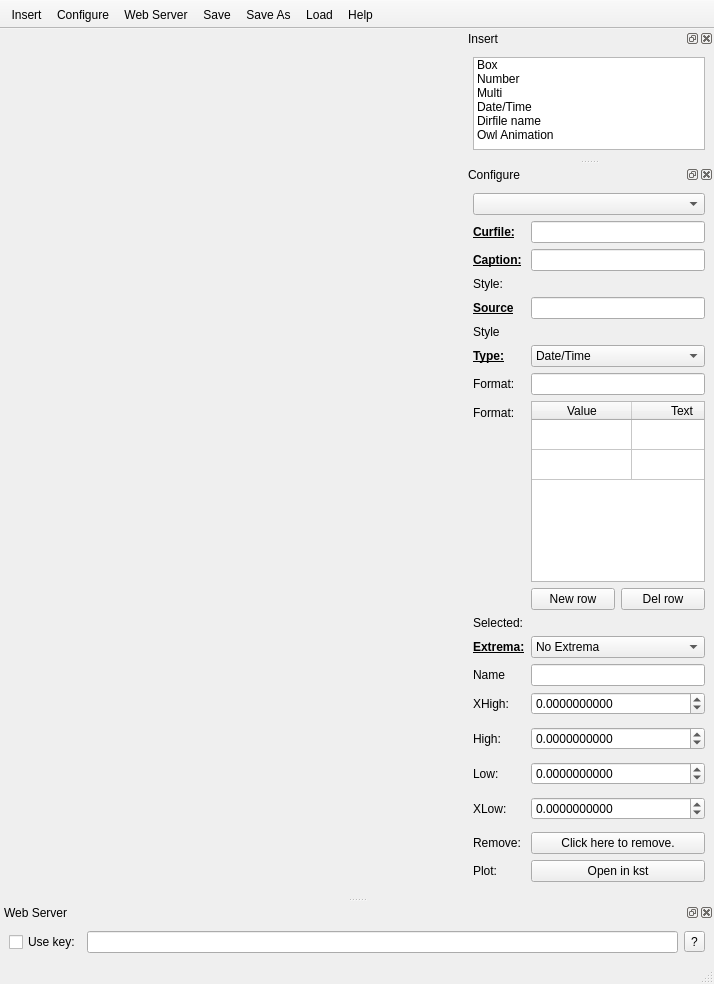
Before: the Qt Designer form owl/PMainWindow.ui in BlastTNG/flight, drawn with Qt 5.
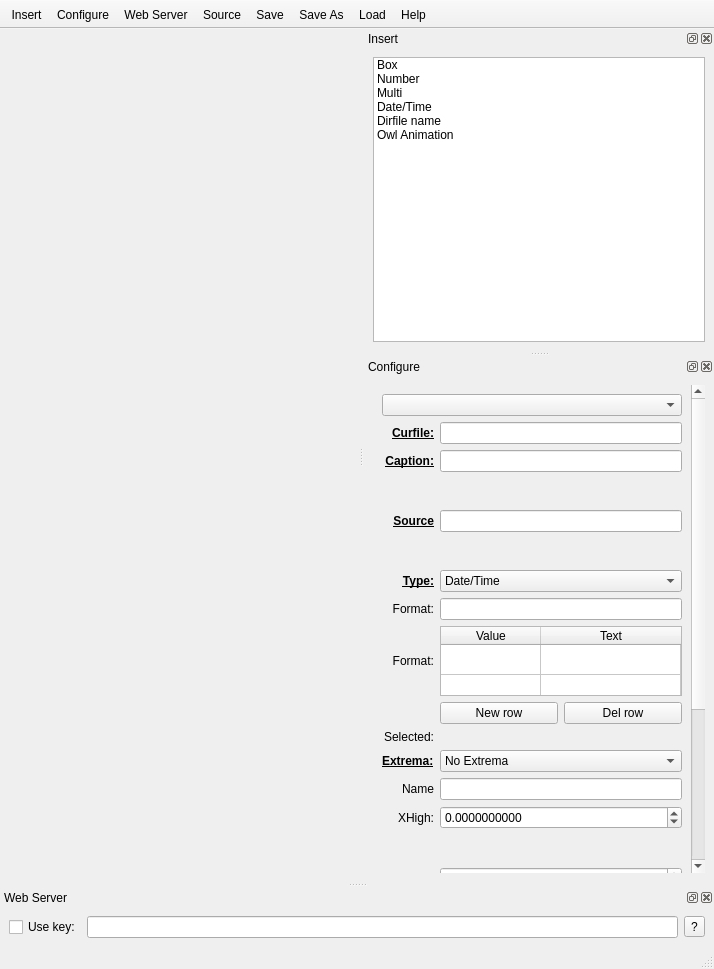
After: the same form once the commit is applied. Custom widgets are drawn as their Qt base class.

Commit message: Format changes - scroll bar on configure.

What changed in the file:
```diff
--- a/owl/PMainWindow.ui
+++ b/owl/PMainWindow.ui
@@ -73,18 +73,6 @@
    </widget>
   </widget>
   <widget class="QDockWidget" name="dockConfigure">
-   <property name="minimumSize">
-    <size>
-     <width>250</width>
-     <height>732</height>
-    </size>
-   </property>
-   <property name="maximumSize">
-    <size>
-     <width>250</width>
-     <height>524287</height>
-    </size>
-   </property>
    <property name="windowTitle">
     <string>Configure</string>
    </property>
@@ -92,10 +80,28 @@
     <number>2</number>
    </attribute>
    <widget class="QWidget" name="dockWidgetContents_2">
-    <layout class="QFormLayout" name="formLayout">
-     <property name="fieldGrowthPolicy">
-      <enum>QFormLayout::ExpandingFieldsGrow</enum>
-     </property>
+    <layout class="QVBoxLayout" name="verticalLayout_2">
+     <item>
+      <widget class="QScrollArea" name="scrollArea">
+       <property name="frameShape">
+        <enum>QFrame::NoFrame</enum>
+       </property>
+       <property name="frameShadow">
+        <enum>QFrame::Plain</enum>
+       </property>
+       <property name="widgetResizable">
+        <bool>true</bool>
+       </property>
+       <widget class="QWidget" name="scrollAreaWidgetContents_4">
+        <property name="geometry">
+         <rect>
+          <x>0</x>
+          <y>0</y>
+          <width>242</width>
+          <height>702</height>
+         </rect>
+        </property>
+        <layout class="QGridLayout" name="gridLayout_2">
      <item row="0" column="0" colspan="2">
       <widget class="QComboBox" name="comboBox"/>
      </item>
@@ -111,6 +117,9 @@
        <property name="text">
         <string>Curfile:</string>
        </property>
+           <property name="alignment">
+            <set>Qt::AlignRight|Qt::AlignTrailing|Qt::AlignVCenter</set>
+           </property>
       </widget>
      </item>
      <item row="1" column="1">
@@ -128,29 +137,15 @@
        <property name="text">
         <string>Caption:</string>
        </property>
+           <property name="alignment">
+            <set>Qt::AlignRight|Qt::AlignTrailing|Qt::AlignVCenter</set>
+           </property>
       </widget>
      </item>
      <item row="2" column="1">
       <widget class="QLineEdit" name="lineEditCaption"/>
      </item>
      <item row="4" column="0">
-      <widget class="QLabel" name="labelColour">
-       <property name="text">
-        <string>Style:</string>
-       </property>
-      </widget>
-     </item>
-     <item row="4" column="1">
-      <widget class="PStyleChooser" name="pstyleCaption" native="true">
-       <property name="sizePolicy">
-        <sizepolicy hsizetype="Expanding" vsizetype="Preferred">
-         <horstretch>0</horstretch>
-         <verstretch>0</verstretch>
-        </sizepolicy>
-       </property>
-      </widget>
-     </item>
-     <item row="7" column="0">
       <widget class="QLabel" name="labelSource">
        <property name="font">
         <font>
@@ -162,29 +157,15 @@
        <property name="text">
         <string>Source</string>
        </property>
-      </widget>
-     </item>
-     <item row="7" column="1">
+           <property name="alignment">
+            <set>Qt::AlignRight|Qt::AlignTrailing|Qt::AlignVCenter</set>
+           </property>
+          </widget>
+         </item>
+         <item row="4" column="1">
       <widget class="QLineEdit" name="lineEditSource"/>
      </item>
-     <item row="8" column="0">
-      <widget class="QLabel" name="label_colour2">
-       <property name="text">
-        <string>Style</string>
-       </property>
-      </widget>
-     </item>
-     <item row="8" column="1">
-      <widget class="PStyleChooser" name="pstyleData" native="true">
-       <property name="sizePolicy">
-        <sizepolicy hsizetype="Expanding" vsizetype="Preferred">
-         <horstretch>0</horstretch>
-         <verstretch>0</verstretch>
-        </sizepolicy>
-       </property>
-      </widget>
-     </item>
-     <item row="9" column="0">
+         <item row="6" column="0">
       <widget class="QLabel" name="labelType">
        <property name="font">
         <font>
@@ -196,9 +177,12 @@
        <property name="text">
         <string>Type:</string>
        </property>
-      </widget>
-     </item>
-     <item row="9" column="1">
+           <property name="alignment">
+            <set>Qt::AlignRight|Qt::AlignTrailing|Qt::AlignVCenter</set>
+           </property>
+          </widget>
+         </item>
+         <item row="6" column="1">
       <widget class="QComboBox" name="comboBoxType">
        <property name="sizePolicy">
         <sizepolicy hsizetype="Expanding" vsizetype="Fixed">
@@ -223,24 +207,30 @@
        </item>
       </widget>
      </item>
-     <item row="10" column="0">
+         <item row="7" column="0">
       <widget class="QLabel" name="labelFormat_num">
        <property name="text">
         <string>Format:</string>
        </property>
-      </widget>
-     </item>
-     <item row="10" column="1">
+           <property name="alignment">
+            <set>Qt::AlignRight|Qt::AlignTrailing|Qt::AlignVCenter</set>
+           </property>
+          </widget>
+         </item>
+         <item row="7" column="1">
       <widget class="QLineEdit" name="lineEditFormat"/>
      </item>
-     <item row="12" column="0">
+         <item row="8" column="0">
       <widget class="QLabel" name="labelFormat_multi">
        <property name="text">
         <string>Format:</string>
        </property>
-      </widget>
-     </item>
-     <item row="12" column="1">
+           <property name="alignment">
+            <set>Qt::AlignRight|Qt::AlignTrailing|Qt::AlignVCenter</set>
+           </property>
+          </widget>
+         </item>
+         <item row="8" column="1">
       <widget class="QTableWidget" name="tableWidgetFormat">
        <property name="verticalScrollBarPolicy">
         <enum>Qt::ScrollBarAlwaysOff</enum>
@@ -279,7 +269,7 @@
        </column>
       </widget>
      </item>
-     <item row="13" column="1">
+         <item row="9" column="1">
       <layout class="QHBoxLayout" name="horizontalLayout_2">
        <item>
         <widget class="QPushButton" name="pushButtonAddFormat">
@@ -309,14 +299,17 @@
        </item>
       </layout>
      </item>
-     <item row="14" column="0">
+         <item row="10" column="0">
       <widget class="QLabel" name="labelCurRow">
        <property name="text">
         <string>Selected:</string>
        </property>
-      </widget>
-     </item>
-     <item row="14" column="1">
+           <property name="alignment">
+            <set>Qt::AlignRight|Qt::AlignTrailing|Qt::AlignVCenter</set>
+           </property>
+          </widget>
+         </item>
+         <item row="10" column="1">
       <widget class="PStyleChooser" name="pstyleSelected" native="true">
        <property name="sizePolicy">
         <sizepolicy hsizetype="Expanding" vsizetype="Preferred">
@@ -326,7 +319,7 @@
        </property>
       </widget>
      </item>
-     <item row="15" column="0">
+         <item row="11" column="0">
       <widget class="QLabel" name="labelExtrema">
        <property name="font">
         <font>
@@ -340,7 +333,7 @@
        </property>
       </widget>
      </item>
-     <item row="15" column="1">
+         <item row="11" column="1">
       <widget class="QComboBox" name="comboBoxExtrema">
        <property name="sizePolicy">
         <sizepolicy hsizetype="Expanding" vsizetype="Fixed">
@@ -360,24 +353,30 @@
        </item>
       </widget>
      </item>
-     <item row="16" column="0">
+         <item row="12" column="0">
       <widget class="QLabel" name="labelName">
        <property name="text">
         <string>Name</string>
        </property>
-      </widget>
-     </item>
-     <item row="16" column="1">
+           <property name="alignment">
+            <set>Qt::AlignRight|Qt::AlignTrailing|Qt::AlignVCenter</set>
+           </property>
+          </widget>
+         </item>
+         <item row="12" column="1">
       <widget class="QLineEdit" name="lineEditExtremaName"/>
      </item>
-     <item row="17" column="0">
+         <item row="13" column="0">
       <widget class="QLabel" name="labelXHigh">
        <property name="text">
         <string>XHigh:</string>
        </property>
-      </widget>
-     </item>
-     <item row="17" column="1">
+           <property name="alignment">
+            <set>Qt::AlignRight|Qt::AlignTrailing|Qt::AlignVCenter</set>
+           </property>
+          </widget>
+         </item>
+         <item row="13" column="1">
       <layout class="QHBoxLayout" name="horizontalLayout_4">
        <item>
         <widget class="QDoubleSpinBox" name="doubleSpinBoxXHigh">
@@ -400,24 +399,17 @@
        </item>
       </layout>
      </item>
-     <item row="18" column="1">
-      <widget class="PStyleChooser" name="pstyleXHigh" native="true">
-       <property name="sizePolicy">
-        <sizepolicy hsizetype="Expanding" vsizetype="Preferred">
-         <horstretch>0</horstretch>
-         <verstretch>0</verstretch>
-        </sizepolicy>
-       </property>
-      </widget>
-     </item>
-     <item row="19" column="0">
+         <item row="15" column="0">
       <widget class="QLabel" name="labelHigh">
        <property name="text">
         <string>High:</string>
        </property>
-      </widget>
-     </item>
-     <item row="19" column="1">
+           <property name="alignment">
+            <set>Qt::AlignRight|Qt::AlignTrailing|Qt::AlignVCenter</set>
+           </property>
+          </widget>
+         </item>
+         <item row="15" column="1">
       <widget class="QDoubleSpinBox" name="doubleSpinBoxHigh">
        <property name="sizePolicy">
         <sizepolicy hsizetype="Expanding" vsizetype="Fixed">
@@ -436,24 +428,17 @@
        </property>
       </widget>
      </item>
-     <item row="20" column="1">
-      <widget class="PStyleChooser" name="pstyleHigh" native="true">
-       <property name="sizePolicy">
-        <sizepolicy hsizetype="Expanding" vsizetype="Preferred">
-         <horstretch>0</horstretch>
-         <verstretch>0</verstretch>
-        </sizepolicy>
-       </property>
-      </widget>
-     </item>
-     <item row="21" column="0">
+         <item row="17" column="0">
       <widget class="QLabel" name="labelLow">
        <property name="text">
         <string>Low:</string>
        </property>
-      </widget>
-     </item>
-     <item row="21" column="1">
+           <property name="alignment">
+            <set>Qt::AlignRight|Qt::AlignTrailing|Qt::AlignVCenter</set>
+           </property>
+          </widget>
+         </item>
+         <item row="17" column="1">
       <widget class="QDoubleSpinBox" name="doubleSpinBoxLow">
        <property name="sizePolicy">
         <sizepolicy hsizetype="Expanding" vsizetype="Fixed">
@@ -472,24 +457,17 @@
        </property>
       </widget>
      </item>
-     <item row="22" column="1">
-      <widget class="PStyleChooser" name="pstyleLow" native="true">
-       <property name="sizePolicy">
-        <sizepolicy hsizetype="Expanding" vsizetype="Preferred">
-         <horstretch>0</horstretch>
-         <verstretch>0</verstretch>
-        </sizepolicy>
-       </property>
-      </widget>
-     </item>
-     <item row="23" column="0">
+         <item row="19" column="0">
       <widget class="QLabel" name="labelXLow">
        <property name="text">
         <string>XLow:</string>
        </property>
-      </widget>
-     </item>
-     <item row="23" column="1">
+           <property name="alignment">
+            <set>Qt::AlignRight|Qt::AlignTrailing|Qt::AlignVCenter</set>
+           </property>
+          </widget>
+         </item>
+         <item row="19" column="1">
       <widget class="QDoubleSpinBox" name="doubleSpinBoxXLow">
        <property name="sizePolicy">
         <sizepolicy hsizetype="Expanding" vsizetype="Fixed">
@@ -508,24 +486,17 @@
        </property>
       </widget>
      </item>
-     <item row="24" column="1">
-      <widget class="PStyleChooser" name="pstyleXLow" native="true">
-       <property name="sizePolicy">
-        <sizepolicy hsizetype="Expanding" vsizetype="Preferred">
-         <horstretch>0</horstretch>
-         <verstretch>0</verstretch>
-        </sizepolicy>
-       </property>
-      </widget>
-     </item>
-     <item row="25" column="0">
+         <item row="21" column="0">
       <widget class="QLabel" name="labelRemove">
        <property name="text">
         <string>Remove:</string>
        </property>
-      </widget>
-     </item>
-     <item row="25" column="1">
+           <property name="alignment">
+            <set>Qt::AlignRight|Qt::AlignTrailing|Qt::AlignVCenter</set>
+           </property>
+          </widget>
+         </item>
+         <item row="21" column="1">
       <widget class="QPushButton" name="pushButtonRemove">
        <property name="sizePolicy">
         <sizepolicy hsizetype="Expanding" vsizetype="Fixed">
@@ -538,7 +509,30 @@
        </property>
       </widget>
      </item>
-     <item row="27" column="1">
+         <item row="22" column="0">
+          <widget class="QLabel" name="label_kst">
+           <property name="text">
+            <string>Plot:</string>
+           </property>
+           <property name="alignment">
+            <set>Qt::AlignRight|Qt::AlignTrailing|Qt::AlignVCenter</set>
+           </property>
+          </widget>
+         </item>
+         <item row="22" column="1">
+          <widget class="QPushButton" name="pushButton_kst">
+           <property name="sizePolicy">
+            <sizepolicy hsizetype="Expanding" vsizetype="Fixed">
+             <horstretch>0</horstretch>
+             <verstretch>0</verstretch>
+            </sizepolicy>
+           </property>
+           <property name="text">
+            <string>Open in kst</string>
+           </property>
+          </widget>
+         </item>
+         <item row="23" column="1">
       <spacer name="verticalSpacerConfigure">
        <property name="orientation">
         <enum>Qt::Vertical</enum>
@@ -548,33 +542,116 @@
        </property>
        <property name="sizeHint" stdset="0">
         <size>
-         <width>20</width>
-         <height>6</height>
+             <width>14</width>
+             <height>42</height>
         </size>
        </property>
       </spacer>
      </item>
-     <item row="26" column="1">
-      <widget class="QPushButton" name="pushButton_kst">
+         <item row="14" column="0" colspan="2">
+          <widget class="PStyleChooser" name="pstyleXHigh" native="true">
        <property name="sizePolicy">
         <sizepolicy hsizetype="Expanding" vsizetype="Fixed">
          <horstretch>0</horstretch>
          <verstretch>0</verstretch>
         </sizepolicy>
        </property>
-       <property name="text">
-        <string>Open in kst</string>
+           <property name="minimumSize">
+            <size>
+             <width>0</width>
+             <height>26</height>
+            </size>
        </property>
       </widget>
      </item>
-     <item row="26" column="0">
-      <widget class="QLabel" name="label_kst">
-       <property name="text">
-        <string>Plot:</string>
-       </property>
-      </widget>
-     </item>
-    </layout>
+         <item row="16" column="0" colspan="2">
+          <widget class="PStyleChooser" name="pstyleHigh" native="true">
+           <property name="sizePolicy">
+            <sizepolicy hsizetype="Expanding" vsizetype="Preferred">
+             <horstretch>0</horstretch>
+             <verstretch>0</verstretch>
+            </sizepolicy>
+           </property>
+           <property name="minimumSize">
+            <size>
+             <width>0</width>
+             <height>26</height>
+            </size>
+           </property>
+          </widget>
+         </item>
+         <item row="18" column="0" colspan="2">
+          <widget class="PStyleChooser" name="pstyleLow" native="true">
+           <property name="sizePolicy">
+            <sizepolicy hsizetype="Expanding" vsizetype="Preferred">
+             <horstretch>0</horstretch>
+             <verstretch>0</verstretch>
+            </sizepolicy>
+           </property>
+           <property name="minimumSize">
+            <size>
+             <width>0</width>
+             <height>26</height>
+            </size>
+           </property>
+          </widget>
+         </item>
+         <item row="20" column="0" colspan="2">
+          <widget class="PStyleChooser" name="pstyleXLow" native="true">
+           <property name="sizePolicy">
+            <sizepolicy hsizetype="Expanding" vsizetype="Preferred">
+             <horstretch>0</horstretch>
+             <verstretch>0</verstretch>
+            </sizepolicy>
+           </property>
+           <property name="minimumSize">
+            <size>
+             <width>0</width>
+             <height>26</height>
+            </size>
+           </property>
+          </widget>
+         </item>
+         <item row="3" column="0" colspan="2">
+          <widget class="PStyleChooser" name="pstyleCaption" native="true">
+           <property name="sizePolicy">
+            <sizepolicy hsizetype="Expanding" vsizetype="Preferred">
+             <horstretch>0</horstretch>
+             <verstretch>0</verstretch>
+            </sizepolicy>
+           </property>
+           <property name="minimumSize">
+            <size>
+             <width>0</width>
+             <height>26</height>
+            </size>
+           </property>
+          </widget>
+         </item>
+         <item row="5" column="0" colspan="2">
+          <widget class="PStyleChooser" name="pstyleData" native="true">
+           <property name="sizePolicy">
+            <sizepolicy hsizetype="Expanding" vsizetype="Preferred">
+             <horstretch>0</horstretch>
+             <verstretch>0</verstretch>
+            </sizepolicy>
+           </property>
+           <property name="minimumSize">
+            <size>
+             <width>0</width>
+             <height>26</height>
+            </size>
+           </property>
+          </widget>
+         </item>
+        </layout>
+       </widget>
+      </widget>
+     </item>
+    </layout>
+    <zorder>doubleSpinBoxXHigh</zorder>
+    <zorder>doubleSpinBoxXHigh</zorder>
+    <zorder>scrollArea</zorder>
    </widget>
   </widget>
   <widget class="QDockWidget" name="dockWeb_Server">
@@ -625,6 +702,7 @@
    <addaction name="actionInsert"/>
    <addaction name="actionConfigure"/>
    <addaction name="actionWeb_Server"/>
+   <addaction name="actionSource"/>
    <addaction name="actionSave"/>
    <addaction name="actionSaveAs"/>
    <addaction name="actionLoad"/>
@@ -654,6 +732,14 @@
     <string>Web Server</string>
    </property>
   </action>
+  <action name="actionSource">
+   <property name="checkable">
+    <bool>true</bool>
+   </property>
+   <property name="text">
+    <string>Source</string>
+   </property>
+  </action>
   <action name="actionSave">
    <property name="text">
     <string>Save</string>
```
Lines whose indentation alone changed are shown as unchanged. The commit also changes 5 other files.
